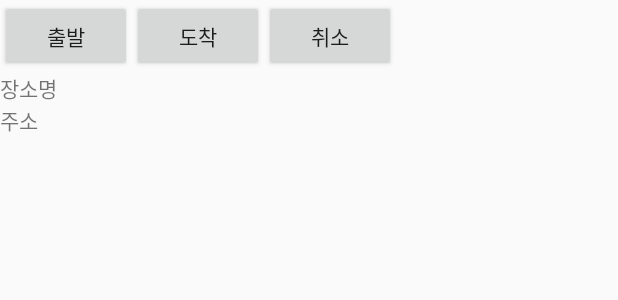
After one commit to jwlee0411/Mapable, an Android app: the layout dialog_start.xml on its own in the app's theme, with its tools: preview values and no code run, on a phone screen of 412 x 824 dp. The commit adds this screen. Shown: the top 300 px of the screen. Run offline under Robolectric (Android 15) with nearby library versions, the phone set to English and light mode, and no system bars.

Commit message:
210513-12교시

```diff
--- a/ODsayAndroidSDKSample/build.gradle
+++ b/ODsayAndroidSDKSample/build.gradle
@@ -1,4 +1,5 @@
 apply plugin: 'com.android.application'
+apply plugin: 'kotlin-android'
 apply plugin: 'com.google.gms.google-services'
 
 android {
@@ -43,4 +44,9 @@ dependencies {
     implementation 'com.google.code.findbugs:jsr305:2.0.1'
 
     testImplementation 'junit:junit:4.12'
+    implementation "androidx.core:core-ktx:+"
+    implementation "org.jetbrains.kotlin:kotlin-stdlib-jdk7:$kotlin_version"
 }
+repositories {
+    mavenCentral()
+}
--- /dev/null
+++ b/ODsayAndroidSDKSample/src/main/res/layout/dialog_start.xml
@@ -0,0 +1,47 @@
+<?xml version="1.0" encoding="utf-8"?>
+<androidx.constraintlayout.widget.ConstraintLayout xmlns:android="http://schemas.android.com/apk/res/android"
+    xmlns:app="http://schemas.android.com/apk/res-auto"
+    xmlns:tools="http://schemas.android.com/tools"
+    android:layout_width="match_parent"
+    android:layout_height="match_parent">
+
+    <Button
+        android:id="@+id/buttonStart"
+        android:layout_width="wrap_content"
+        android:layout_height="wrap_content"
+        android:text="출발"
+        app:layout_constraintStart_toStartOf="parent"
+        app:layout_constraintTop_toTopOf="parent" />
+
+    <Button
+        android:id="@+id/buttonEnd"
+        android:layout_width="wrap_content"
+        android:layout_height="wrap_content"
+        android:text="도착"
+        app:layout_constraintStart_toEndOf="@+id/buttonStart"
+        app:layout_constraintTop_toTopOf="parent" />
+
+    <Button
+        android:id="@+id/buttonCancel"
+        android:layout_width="wrap_content"
+        android:layout_height="wrap_content"
+        android:text="취소"
+        app:layout_constraintStart_toEndOf="@+id/buttonEnd"
+        app:layout_constraintTop_toTopOf="parent" />
+
+    <TextView
+        android:id="@+id/textLocationName"
+        android:layout_width="wrap_content"
+        android:layout_height="wrap_content"
+        android:text="장소명"
+        app:layout_constraintStart_toStartOf="parent"
+        app:layout_constraintTop_toBottomOf="@+id/buttonStart" />
+
+    <TextView
+        android:id="@+id/textLocationAddress"
+        android:layout_width="wrap_content"
+        android:layout_height="wrap_content"
+        android:text="주소"
+        app:layout_constraintStart_toStartOf="parent"
+        app:layout_constraintTop_toBottomOf="@+id/textLocationName" />
+</androidx.constraintlayout.widget.ConstraintLayout>
--- a/build.gradle
+++ b/build.gradle
@@ -1,6 +1,7 @@
 // Top-level build file where you can add configuration options common to all sub-projects/modules.
 
 buildscript {
+    ext.kotlin_version = '1.5.0'
     repositories {
         jcenter()
         google()
@@ -8,6 +9,7 @@ buildscript {
     dependencies {
         classpath 'com.android.tools.build:gradle:4.2.0'
         classpath 'com.google.gms:google-services:4.3.5'
+        classpath "org.jetbrains.kotlin:kotlin-gradle-plugin:$kotlin_version"
         // NOTE: Do not place your application dependencies here; they belong
         // in the individual module build.gradle files
     }
```
Also changed, not shown: ODsayAndroidSDKSample/src/main/java/app/jw/mapable/gm/StartActivity.java (+62 -32 lines), ODsayAndroidSDKSample/src/main/java/app/jw/mapable/gm/StartDialog.java (added, +101 -0 lines), 1 other file.
